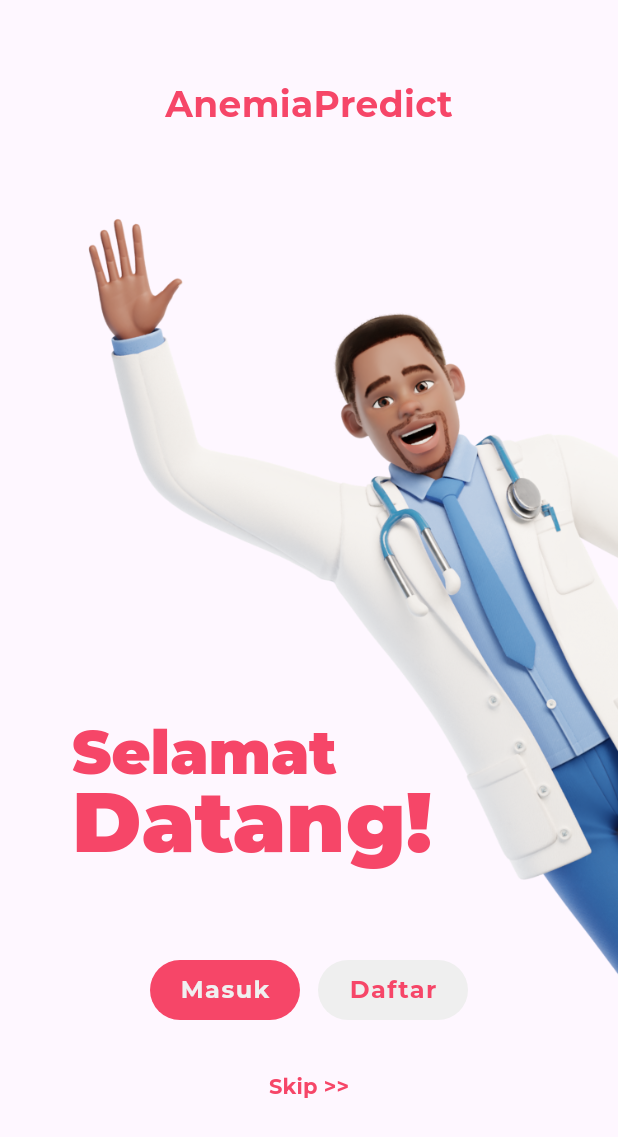
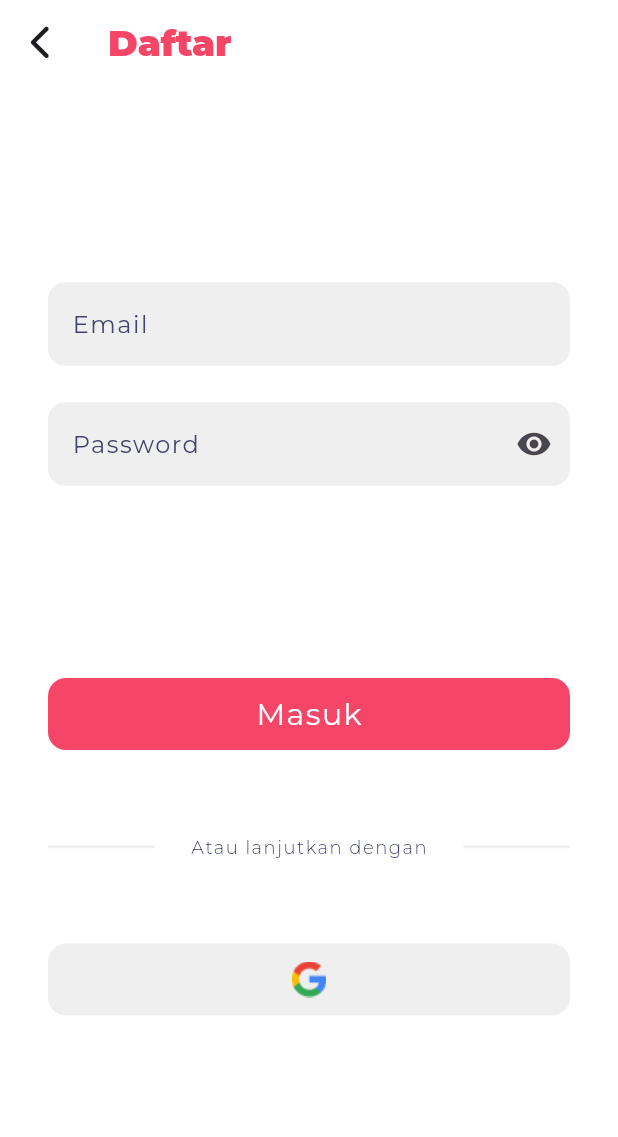
Before and after one commit to faeznz/anemia-predict-mobile, a Flutter app: the screen it shows after launch, after a tap on "Daftar", on a phone screen of 412 x 824 dp. Shown: the top 1137 px of the screen. Run offline on Flutter 3.47's test engine with Material 3 defaults, Android fonts, the phone set to English and light mode, and no system bars; our stand-ins replace easy_splash_screen, font_awesome_flutter, google_fonts; network calls fail.

Commit message:
feat: finish slicing login and register

```diff
--- a/lib/constant/color_constant.dart
+++ b/lib/constant/color_constant.dart
@@ -1,7 +1,7 @@
 import 'package:flutter/material.dart';
 
 class ColorConstant {
-  static Color whiteColor = const Color.fromARGB(255, 240, 240, 240);
+  static Color whiteColor = const Color.fromARGB(255, 255, 255, 255);
   static Color primaryColor = const Color(0xFFF64668);
   static Color secondaryColor = const Color(0xFF41436A);
   static Color accentColor = const Color(0xFFEFEFEF);
--- a/lib/constant/text_style_constant.dart
+++ b/lib/constant/text_style_constant.dart
@@ -15,6 +15,12 @@ class TextStyleConstant {
     fontWeight: FontWeight.bold,
   );
 
+  static TextStyle montserratSemibold = GoogleFonts.montserrat(
+    fontSize: 24,
+    color: ColorConstant.primaryColor,
+    fontWeight: FontWeight.w300,
+  );
+
   static TextStyle montserratNormal = GoogleFonts.montserrat(
     fontSize: 12,
     color: ColorConstant.whiteColor,
--- /dev/null
+++ b/lib/screen/login_register/register_screen.dart
@@ -0,0 +1,61 @@
+import 'package:flutter/material.dart';
+import 'package:predict_anemia/constant/color_constant.dart';
+import 'package:predict_anemia/constant/text_style_constant.dart';
+import 'package:font_awesome_flutter/font_awesome_flutter.dart';
+import 'package:predict_anemia/screen/login_register/widgets/button_login_widget.dart';
+import 'package:predict_anemia/screen/login_register/widgets/divider_login_widget.dart';
+import 'package:predict_anemia/screen/login_register/widgets/google_button_widget.dart';
+import 'package:predict_anemia/screen/login_register/widgets/text_field_login_widget.dart';
+
+class RegisterScreen extends StatefulWidget {
+  const RegisterScreen({super.key});
+
+  @override
+  State<RegisterScreen> createState() => _RegisterScreenState();
+}
+
+class _RegisterScreenState extends State<RegisterScreen> {
+  @override
+  Widget build(BuildContext context) {
+    return Scaffold(
+      appBar: AppBar(
+        title: Text(
+          'Daftar',
+          style: TextStyleConstant.montserratBlack,
+        ),
+        leading: Center(
+          child: IconButton(
+            onPressed: () {
+              Navigator.pop(context);
+            },
+            icon: const FaIcon(FontAwesomeIcons.chevronLeft),
+          ),
+        ),
+        backgroundColor: ColorConstant.whiteColor,
+      ),
+      body: const SafeArea(
+        child: SingleChildScrollView(
+          child: Padding(
+            padding: EdgeInsets.symmetric(
+              horizontal: 32,
+            ),
+            child: Column(
+              children: [
+                SizedBox(height: 132),
+                TextFieldLoginWidget(),
+                SizedBox(height: 128),
+                Column(
+                  children: [
+                    ButtonLoginWidget(),
+                    DividerLoginWidget(),
+                    GoogleButtonWidget(),
+                  ],
+                ),
+              ],
+            ),
+          ),
+        ),
+      ),
+    );
+  }
+}
--- /dev/null
+++ b/lib/screen/login_register/widgets/button_login_widget.dart
@@ -0,0 +1,44 @@
+import 'package:flutter/material.dart';
+import 'package:predict_anemia/constant/color_constant.dart';
+import 'package:predict_anemia/constant/text_style_constant.dart';
+
+class ButtonLoginWidget extends StatefulWidget {
+  const ButtonLoginWidget({super.key});
+
+  @override
+  State<ButtonLoginWidget> createState() => _ButtonLoginWidgetState();
+}
+
+class _ButtonLoginWidgetState extends State<ButtonLoginWidget> {
+  @override
+  Widget build(BuildContext context) {
+    return SizedBox(
+      width: double.infinity,
+      child: TextButton(
+        onPressed: () {},
+        style: TextButton.styleFrom(
+          backgroundColor: ColorConstant.primaryColor,
+          padding: const EdgeInsets.symmetric(
+            vertical: 12,
+          ),
+          textStyle: TextStyleConstant.montserratNormal.copyWith(
+            color: ColorConstant.secondaryColor,
+            letterSpacing: 1,
+            fontSize: 16,
+          ),
+          shape: RoundedRectangleBorder(
+            borderRadius: BorderRadius.circular(12),
+          ),
+        ),
+        child: Text(
+          'Masuk',
+          style: TextStyleConstant.montserratNormal.copyWith(
+            color: ColorConstant.whiteColor,
+            fontSize: 20,
+            letterSpacing: 1,
+          ),
+        ),
+      ),
+    );
+  }
+}
--- /dev/null
+++ b/lib/screen/login_register/widgets/divider_login_widget.dart
@@ -0,0 +1,47 @@
+import 'package:flutter/material.dart';
+import 'package:predict_anemia/constant/color_constant.dart';
+import 'package:predict_anemia/constant/text_style_constant.dart';
+
+class DividerLoginWidget extends StatelessWidget {
+  const DividerLoginWidget({super.key});
+
+  @override
+  Widget build(BuildContext context) {
+    return Padding(
+      padding: const EdgeInsets.symmetric(
+        vertical: 56,
+      ),
+      child: Row(
+        mainAxisAlignment: MainAxisAlignment.center,
+        crossAxisAlignment: CrossAxisAlignment.center,
+        children: [
+          Expanded(
+            child: Divider(
+              thickness: 2,
+              color: ColorConstant.accentColor,
+            ),
+          ),
+          Padding(
+            padding: const EdgeInsets.symmetric(
+              horizontal: 24,
+            ),
+            child: Text(
+              'Atau lanjutkan dengan',
+              style: TextStyleConstant.montserratSemibold.copyWith(
+                color: ColorConstant.secondaryColor,
+                fontSize: 12,
+                letterSpacing: 1,
+              ),
+            ),
+          ),
+          Expanded(
+            child: Divider(
+              thickness: 2,
+              color: ColorConstant.accentColor,
+            ),
+          ),
+        ],
+      ),
+    );
+  }
+}
--- /dev/null
+++ b/lib/screen/login_register/widgets/google_button_widget.dart
@@ -0,0 +1,32 @@
+import 'package:flutter/material.dart';
+import 'package:predict_anemia/constant/color_constant.dart';
+import 'package:predict_anemia/constant/text_style_constant.dart';
+
+class GoogleButtonWidget extends StatelessWidget {
+  const GoogleButtonWidget({super.key});
+
+  @override
+  Widget build(BuildContext context) {
+    return SizedBox(
+      width: double.infinity,
+      child: TextButton(
+        onPressed: () {},
+        style: TextButton.styleFrom(
+          backgroundColor: ColorConstant.accentColor,
+          padding: const EdgeInsets.symmetric(vertical: 12),
+          textStyle: TextStyleConstant.montserratNormal.copyWith(
+            color: ColorConstant.secondaryColor,
+            letterSpacing: 1,
+            fontSize: 16,
+          ),
+          shape: RoundedRectangleBorder(
+            borderRadius: BorderRadius.circular(12),
+          ),
+        ),
+        child: const Image(
+          image: AssetImage("assets/icons/icon_google.png"),
+        ),
+      ),
+    );
+  }
+}
--- /dev/null
+++ b/lib/screen/login_register/widgets/text_field_login_widget.dart
@@ -0,0 +1,66 @@
+import 'package:flutter/material.dart';
+import 'package:predict_anemia/constant/color_constant.dart';
+import 'package:predict_anemia/constant/text_style_constant.dart';
+
+class TextFieldLoginWidget extends StatefulWidget {
+  const TextFieldLoginWidget({super.key});
+
+  @override
+  State<TextFieldLoginWidget> createState() => _TextFieldLoginWidgetState();
+}
+
+class _TextFieldLoginWidgetState extends State<TextFieldLoginWidget> {
+  bool _obscureText = true;
+
+  @override
+  Widget build(BuildContext context) {
+    return Column(
+      children: [
+        TextField(
+          decoration: InputDecoration(
+            hintText: 'Email',
+            hintStyle: TextStyleConstant.montserratNormal.copyWith(
+              color: ColorConstant.secondaryColor,
+              letterSpacing: 1,
+              fontSize: 16,
+            ),
+            filled: true,
+            fillColor: ColorConstant.accentColor,
+            border: OutlineInputBorder(
+              borderRadius: BorderRadius.circular(12),
+              borderSide: BorderSide.none,
+            ),
+          ),
+        ),
+        const SizedBox(height: 24),
+        TextField(
+          obscureText: _obscureText,
+          decoration: InputDecoration(
+            hintText: 'Password',
+            hintStyle: TextStyleConstant.montserratNormal.copyWith(
+              color: ColorConstant.secondaryColor,
+              letterSpacing: 1,
+              fontSize: 16,
+            ),
+            filled: true,
+            fillColor: ColorConstant.accentColor,
+            border: OutlineInputBorder(
+              borderRadius: BorderRadius.circular(12),
+              borderSide: BorderSide.none,
+            ),
+            suffixIcon: IconButton(
+              icon: Icon(
+                _obscureText ? Icons.visibility : Icons.visibility_off,
+              ),
+              onPressed: () {
+                setState(() {
+                  _obscureText = !_obscureText;
+                });
+              },
+            ),
+          ),
+        ),
+      ],
+    );
+  }
+}
--- a/lib/screen/welcome/welcome_screen.dart
+++ b/lib/screen/welcome/welcome_screen.dart
@@ -1,6 +1,9 @@
 import 'package:flutter/material.dart';
 import 'package:predict_anemia/constant/color_constant.dart';
 import 'package:predict_anemia/constant/text_style_constant.dart';
+import 'package:predict_anemia/screen/home/home_screen.dart';
+import 'package:predict_anemia/screen/login_register/login_screen.dart';
+import 'package:predict_anemia/screen/login_register/register_screen.dart';
 
 class WelcomeScreen extends StatelessWidget {
   const WelcomeScreen({super.key});
@@ -25,7 +28,7 @@ class WelcomeScreen extends StatelessWidget {
                 children: [
                   Text(
                     'AnemiaPredict',
-                    style: TextStyleConstant.montserratBold,
+                    style: TextStyleConstant.montserratBlack,
                   ),
                   Column(
                     crossAxisAlignment: CrossAxisAlignment.start,
@@ -64,7 +67,15 @@ class WelcomeScreen extends StatelessWidget {
                               mainAxisAlignment: MainAxisAlignment.center,
                               children: [
                                 TextButton(
-                                  onPressed: () {},
+                                  onPressed: () {
+                                    Navigator.push(
+                                      context,
+                                      MaterialPageRoute(
+                                        builder: (context) =>
+                                            const LoginScreen(),
+                                      ),
+                                    );
+                                  },
                                   style: ButtonStyle(
                                     backgroundColor: WidgetStatePropertyAll(
                                       ColorConstant.primaryColor,
@@ -87,7 +98,15 @@ class WelcomeScreen extends StatelessWidget {
                                   width: 12,
                                 ),
                                 TextButton(
-                                  onPressed: () {},
+                                  onPressed: () {
+                                    Navigator.push(
+                                      context,
+                                      MaterialPageRoute(
+                                        builder: (context) =>
+                                            const RegisterScreen(),
+                                      ),
+                                    );
+                                  },
                                   style: ButtonStyle(
                                     backgroundColor: WidgetStatePropertyAll(
                                       ColorConstant.accentColor,
@@ -113,7 +132,14 @@ class WelcomeScreen extends StatelessWidget {
                               bottom: 24,
                             ),
                             child: TextButton(
-                              onPressed: () {},
+                              onPressed: () {
+                                Navigator.push(
+                                  context,
+                                  MaterialPageRoute(
+                                    builder: (context) => const HomeScreen(),
+                                  ),
+                                );
+                              },
                               child: Text(
                                 'Skip >>',
                                 style:
--- a/pubspec.yaml
+++ b/pubspec.yaml
@@ -32,6 +32,7 @@ dependencies:
     sdk: flutter
   easy_splash_screen: ^1.0.4
   google_fonts: ^6.2.1
+  font_awesome_flutter: ^10.8.0
 
 
   # The following adds the Cupertino Icons font to your application.
@@ -66,6 +67,7 @@ flutter:
   #   - images/a_dot_ham.jpeg
   assets:
     - assets/images/
+    - assets/icons/
 
   # An image asset can refer to one or more resolution-specific "variants", see
   # https://flutter.dev/assets-and-images/#resolution-aware
```
Also changed, not shown: lib/main.dart (+3 -89 lines), lib/screen/home/home_screen.dart (added, +10 -0 lines), lib/screen/login_register/login_screen.dart (added, +61 -0 lines), assets/icons/icon_google.png (added), pubspec.lock.
